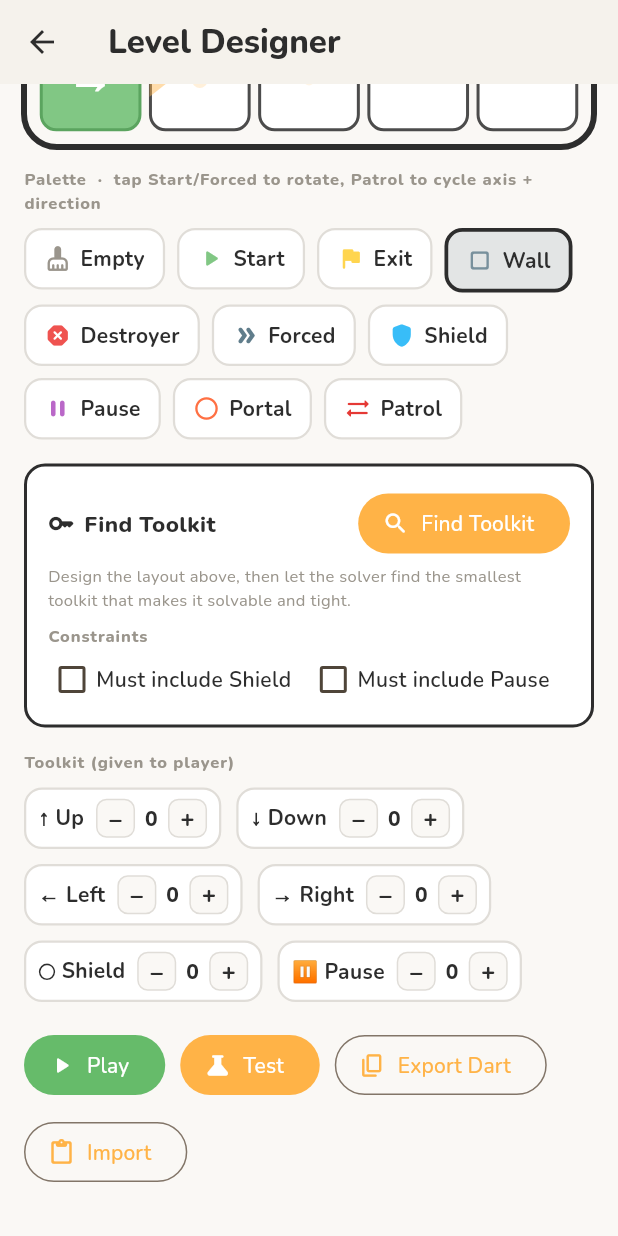
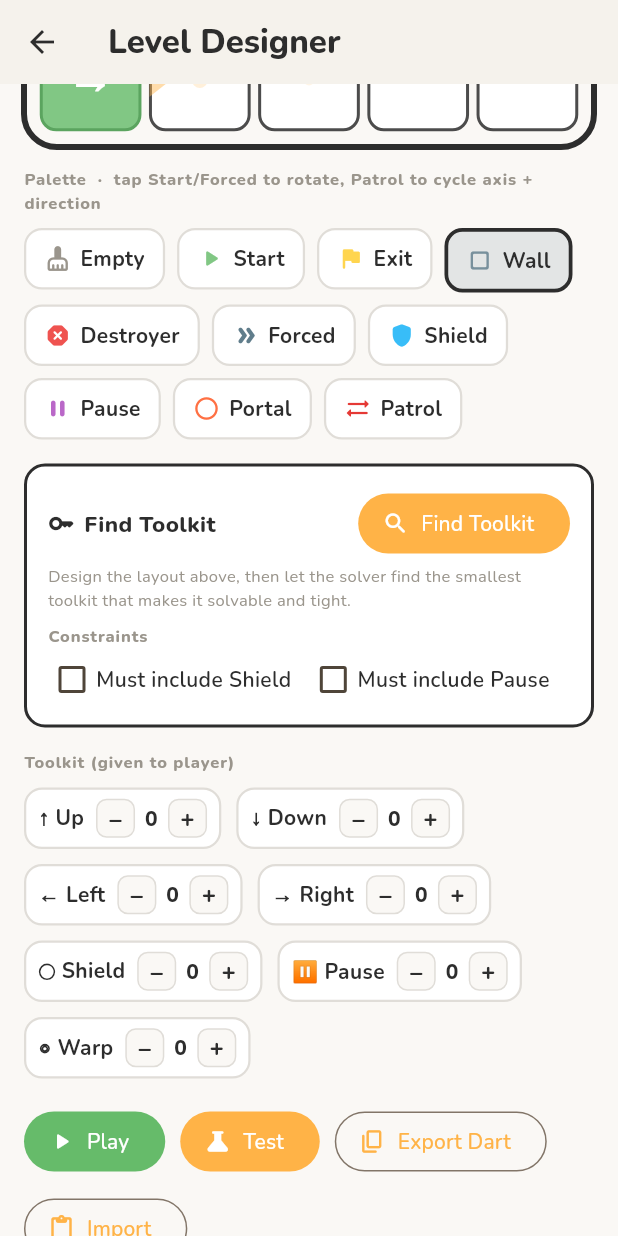
Before and after one commit to karimkod/dotto, a Flutter app: the LevelDesignerScreen screen opened directly, scrolled down 500 dp, on a phone screen of 412 x 824 dp. Run offline on Flutter 3.47's test engine with Material 3 defaults, Android fonts, the phone set to English and light mode, and no system bars; our stand-ins replace google_fonts, web; missing offline and left inert: dart:js_interop.

Commit message:
Designer: add Warp (teleporter) to the toolkit editor
The toolkit editor listed arrows, shield and pause but not the teleporter, so a
designer could paint fixed portals on the board but never hand the player a pair
to place. Two omissions: teleporter was missing from the _kit count map and from
the _toolkitEditor tool list.

Added both, so a "◎ Warp" counter now appears (2 per pair). The Dart export
already writes the toolkit from _kit.entries, so it flows through with no other
change; also taught the JSON importer the pause and teleporter keys, which it
had been silently dropping.

Co-Authored-By: Claude Opus 4.8 (1M context) <noreply@anthropic.com>

```diff
--- a/lib/screens/level_designer_screen.dart
+++ b/lib/screens/level_designer_screen.dart
@@ -85,6 +85,7 @@ class _LevelDesignerScreenState extends State<LevelDesignerScreen> {
     ToolType.arrowRight: 0,
     ToolType.shield: 0,
     ToolType.pause: 0,
+    ToolType.teleporter: 0, // 2 per pair
   };
 
   DesignTool _tool = DesignTool.wall;
@@ -482,6 +483,8 @@ class _LevelDesignerScreenState extends State<LevelDesignerScreen> {
       _kit[ToolType.arrowLeft] = (tk['left'] as num?)?.toInt() ?? 0;
       _kit[ToolType.arrowRight] = (tk['right'] as num?)?.toInt() ?? 0;
       _kit[ToolType.shield] = (tk['shield'] as num?)?.toInt() ?? 0;
+      _kit[ToolType.pause] = (tk['pause'] as num?)?.toInt() ?? 0;
+      _kit[ToolType.teleporter] = (tk['teleporter'] as num?)?.toInt() ?? 0;
       _formRev++;
     });
     return true;
@@ -1234,6 +1237,7 @@ class _LevelDesignerScreenState extends State<LevelDesignerScreen> {
       (ToolType.arrowRight, '→ Right'),
       (ToolType.shield, '◯ Shield'),
       (ToolType.pause, '⏸ Pause'),
+      (ToolType.teleporter, '◎ Warp'), // 2 = one pair
     ];
     return Wrap(
       spacing: 10,
```
